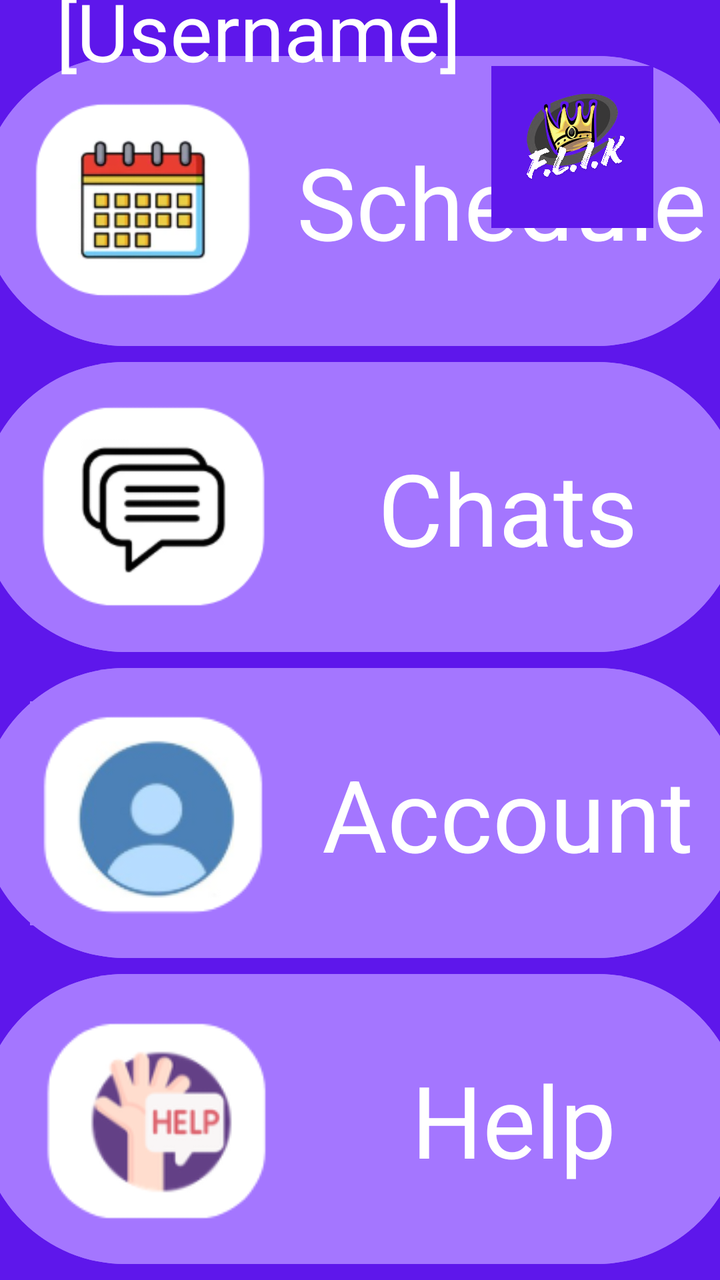
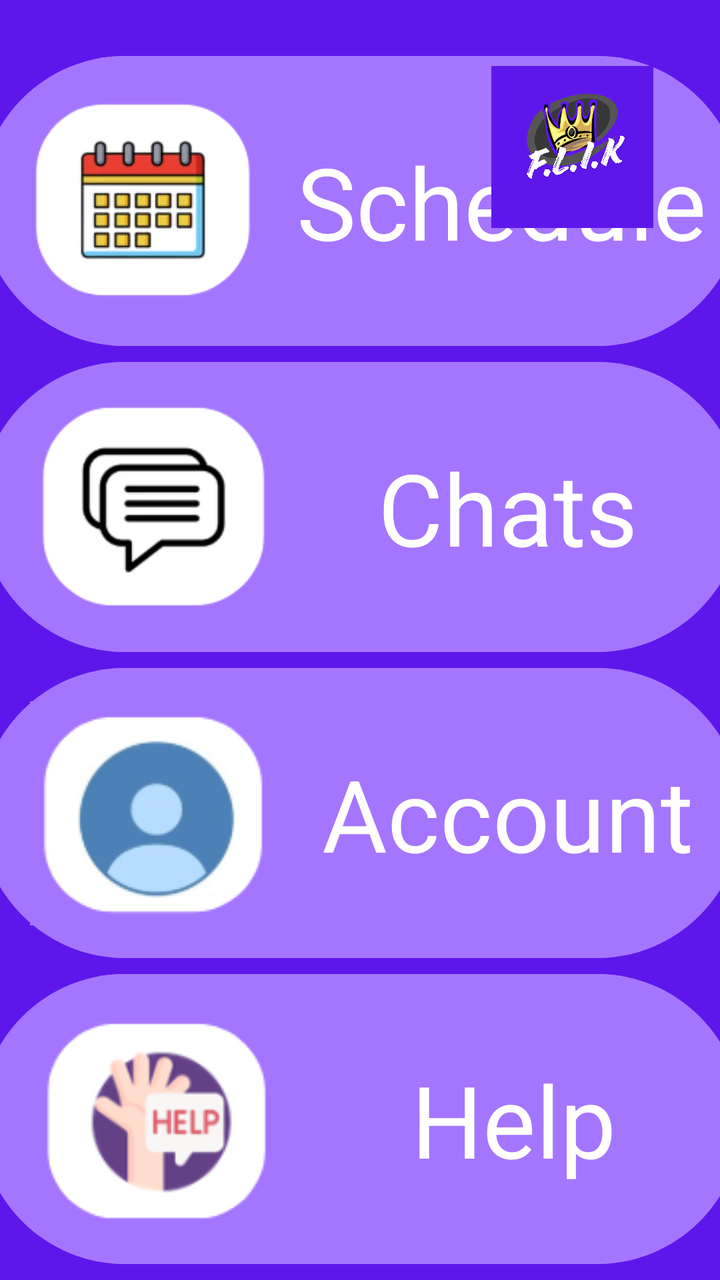

Compare the two renders of this Android layout. The source of the first and the diff that turns it into the second are given below.
<!-- AndroidManifest.xml: application theme Theme.GeorgeAndIzzy -->
<!-- res/layout/activity_home_page.xml -->
<?xml version="1.0" encoding="utf-8"?>
<androidx.constraintlayout.widget.ConstraintLayout xmlns:android="http://schemas.android.com/apk/res/android"
    xmlns:app="http://schemas.android.com/apk/res-auto"
    xmlns:tools="http://schemas.android.com/tools"
    android:id="@+id/main"
    android:layout_width="match_parent"
    android:layout_height="match_parent"
    android:background="#5e17eb"
    tools:context=".HomePage">

    <Button
        android:id="@+id/buttonBack4"
        android:layout_width="381dp"
        android:layout_height="153dp"
        android:backgroundTint="#a476ff"
        app:layout_constraintBottom_toTopOf="@+id/buttonChat"
        app:layout_constraintEnd_toEndOf="parent"
        app:layout_constraintHorizontal_bias="0.5"
        app:layout_constraintStart_toStartOf="parent"
        app:layout_constraintTop_toTopOf="parent"
        app:layout_constraintVertical_bias="1.0"
        tools:ignore="MissingConstraints,SpeakableTextPresentCheck,SpeakableTextPresentCheck,SpeakableTextPresentCheck,SpeakableTextPresentCheck,SpeakableTextPresentCheck,SpeakableTextPresentCheck,SpeakableTextPresentCheck,SpeakableTextPresentCheck,SpeakableTextPresentCheck,SpeakableTextPresentCheck,SpeakableTextPresentCheck,SpeakableTextPresentCheck,SpeakableTextPresentCheck,SpeakableTextPresentCheck" />

    <Button
        android:id="@+id/buttonHelp"
        android:layout_width="381dp"
        android:layout_height="153dp"
        android:layout_marginBottom="4dp"
        android:backgroundTint="#a476ff"
        app:layout_constraintBottom_toBottomOf="parent"
        app:layout_constraintEnd_toEndOf="parent"
        app:layout_constraintHorizontal_bias="0.5"
        app:layout_constraintStart_toStartOf="parent"
        tools:ignore="MissingConstraints,SpeakableTextPresentCheck" />

    <Button
        android:id="@+id/buttonAccount"
        android:layout_width="381dp"
        android:layout_height="153dp"
        android:backgroundTint="#a476ff"
        app:layout_constraintBottom_toTopOf="@+id/buttonHelp"
        app:layout_constraintEnd_toEndOf="parent"
        app:layout_constraintHorizontal_bias="0.5"
        app:layout_constraintStart_toStartOf="parent"
        tools:ignore="MissingConstraints,SpeakableTextPresentCheck" />

    <Button
        android:id="@+id/buttonChat"
        android:layout_width="381dp"
        android:layout_height="153dp"
        android:backgroundTint="#a476ff"
        app:layout_constraintBottom_toTopOf="@+id/buttonAccount"
        app:layout_constraintEnd_toEndOf="parent"
        app:layout_constraintHorizontal_bias="0.5"
        app:layout_constraintStart_toStartOf="parent"
        tools:ignore="MissingConstraints,SpeakableTextPresentCheck,SpeakableTextPresentCheck" />

    <TextView
        android:id="@+id/textView"
        android:layout_width="wrap_content"
        android:layout_height="wrap_content"
        android:text="Schedule"
        android:textColor="@color/white"
        android:textSize="50dp"
        app:layout_constraintBottom_toBottomOf="@+id/buttonBack4"
        app:layout_constraintEnd_toEndOf="@+id/buttonBack4"
        app:layout_constraintStart_toEndOf="@+id/imageView2"
        app:layout_constraintTop_toTopOf="@+id/buttonBack4" />

    <TextView
        android:id="@+id/textView2"
        android:layout_width="wrap_content"
        android:layout_height="wrap_content"
        android:text="Chats"
        android:textColor="@color/white"
        android:textSize="50dp"
        app:layout_constraintBottom_toBottomOf="@+id/buttonChat"
        app:layout_constraintEnd_toEndOf="@+id/buttonChat"
        app:layout_constraintStart_toEndOf="@+id/imageView3"
        app:layout_constraintTop_toTopOf="@+id/buttonChat" />

    <TextView
        android:id="@+id/textView3"
        android:layout_width="wrap_content"
        android:layout_height="wrap_content"
        android:layout_marginEnd="24dp"
        android:text="Account"
        android:textColor="@color/white"
        android:textSize="50dp"
        app:layout_constraintBottom_toBottomOf="@+id/buttonAccount"
        app:layout_constraintEnd_toEndOf="@+id/buttonAccount"
        app:layout_constraintTop_toTopOf="@+id/buttonAccount" />

    <TextView
        android:id="@+id/textView5"
        android:layout_width="wrap_content"
        android:layout_height="wrap_content"
        android:text="Help"
        android:textColor="@color/white"
        android:textSize="50dp"
        app:layout_constraintBottom_toBottomOf="@+id/buttonHelp"
        app:layout_constraintEnd_toEndOf="@+id/buttonHelp"
        app:layout_constraintStart_toEndOf="@+id/imageView5"
        app:layout_constraintTop_toTopOf="@+id/buttonHelp" />

    <ImageView
        android:id="@+id/imageView2"
        android:layout_width="117dp"
        android:layout_height="116dp"
        android:layout_marginStart="24dp"
        app:layout_constraintBottom_toBottomOf="@+id/buttonBack4"
        app:layout_constraintStart_toStartOf="@+id/buttonBack4"
        app:layout_constraintTop_toTopOf="@+id/buttonBack4"
        app:srcCompat="@drawable/schedule"
        tools:ignore="MissingConstraints" />

    <ImageView
        android:id="@+id/imageView3"
        android:layout_width="119dp"
        android:layout_height="112dp"
        android:layout_marginStart="28dp"
        app:layout_constraintBottom_toBottomOf="@+id/buttonChat"
        app:layout_constraintStart_toStartOf="@+id/buttonChat"
        app:layout_constraintTop_toTopOf="@+id/buttonChat"
        app:srcCompat="@drawable/chats" />

    <ImageView
        android:id="@+id/imageView4"
        android:layout_width="wrap_content"
        android:layout_height="wrap_content"
        app:layout_constraintBottom_toBottomOf="@+id/buttonAccount"
        app:layout_constraintEnd_toStartOf="@+id/textView3"
        app:layout_constraintStart_toStartOf="@+id/buttonAccount"
        app:layout_constraintTop_toTopOf="@+id/buttonAccount"
        app:srcCompat="@drawable/icon" />

    <ImageView
        android:id="@+id/imageView5"
        android:layout_width="wrap_content"
        android:layout_height="wrap_content"
        android:layout_marginStart="28dp"
        app:layout_constraintBottom_toBottomOf="@+id/buttonHelp"
        app:layout_constraintStart_toStartOf="@+id/buttonHelp"
        app:layout_constraintTop_toTopOf="@+id/buttonHelp"
        app:layout_constraintVertical_bias="0.469"
        app:srcCompat="@drawable/help" />

    <TextView
        android:id="@+id/textView4"
        android:layout_width="304dp"
        android:layout_height="52dp"
        android:text="[Username]"
        android:textColor="@color/white"
        android:textSize="40dp"
        app:layout_constraintBottom_toTopOf="@+id/buttonBack4"
        app:layout_constraintEnd_toEndOf="parent"
        app:layout_constraintHorizontal_bias="0.5"
        app:layout_constraintStart_toEndOf="@+id/imageView"
        app:layout_constraintStart_toStartOf="parent"
        app:layout_constraintTop_toTopOf="parent"
        app:layout_constraintVertical_bias="0.421" />

    <ImageView
        android:id="@+id/imageView"
        android:layout_width="81dp"
        android:layout_height="147dp"
        app:layout_constraintEnd_toEndOf="parent"
        app:layout_constraintHorizontal_bias="0.881"
        app:layout_constraintStart_toStartOf="parent"
        app:srcCompat="@drawable/flik"
        tools:layout_editor_absoluteY="-14dp" />

</androidx.constraintlayout.widget.ConstraintLayout>
<!-- resources referenced by this layout -->
<resources>
  <color name="white">#FFFFFFFF</color>
  <!-- drawable chats: png bitmap (drawable, 7200 bytes) -->
  <!-- drawable flik: png bitmap (drawable, 604790 bytes) -->
  <!-- drawable help: png bitmap (drawable, 8109 bytes) -->
  <!-- drawable icon: png bitmap (drawable, 9344 bytes) -->
  <!-- drawable schedule: png bitmap (drawable, 14468 bytes) -->
  <style name="Theme.GeorgeAndIzzy" parent="Base.Theme.GeorgeAndIzzy" />
  <style name="Base.Theme.GeorgeAndIzzy" parent="Theme.Material3.DayNight.NoActionBar">
          
          
      </style>
</resources>

<!-- the commit's change to res/layout/activity_home_page.xml (unified diff, before → after) -->
@@ -149,6 +149,7 @@
         android:id="@+id/textView4"
         android:layout_width="304dp"
         android:layout_height="52dp"
+        android:layout_marginTop="26dp"
         android:text="[Username]"
         android:textColor="@color/white"
         android:textSize="40dp"
@@ -167,7 +168,7 @@
         app:layout_constraintEnd_toEndOf="parent"
         app:layout_constraintHorizontal_bias="0.881"
         app:layout_constraintStart_toStartOf="parent"
-        app:srcCompat="@drawable/flik"
-        tools:layout_editor_absoluteY="-14dp" />
+        app:layout_constraintTop_toTopOf="parent"
+        app:srcCompat="@drawable/flik" />
 
 </androidx.constraintlayout.widget.ConstraintLayout>
